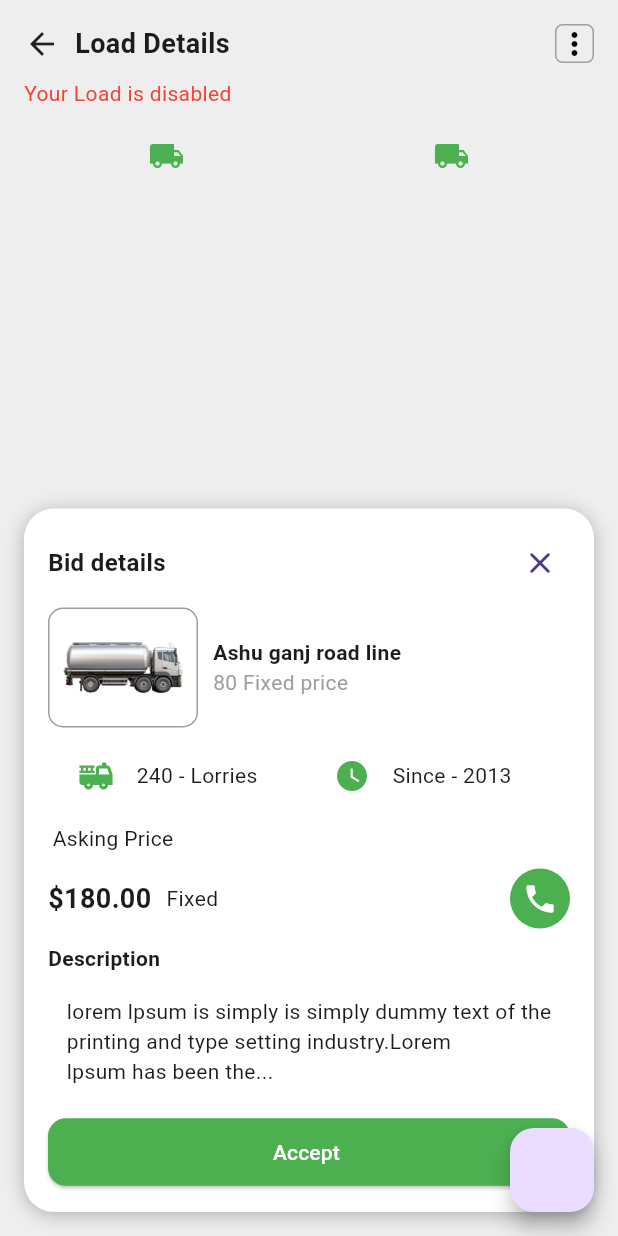
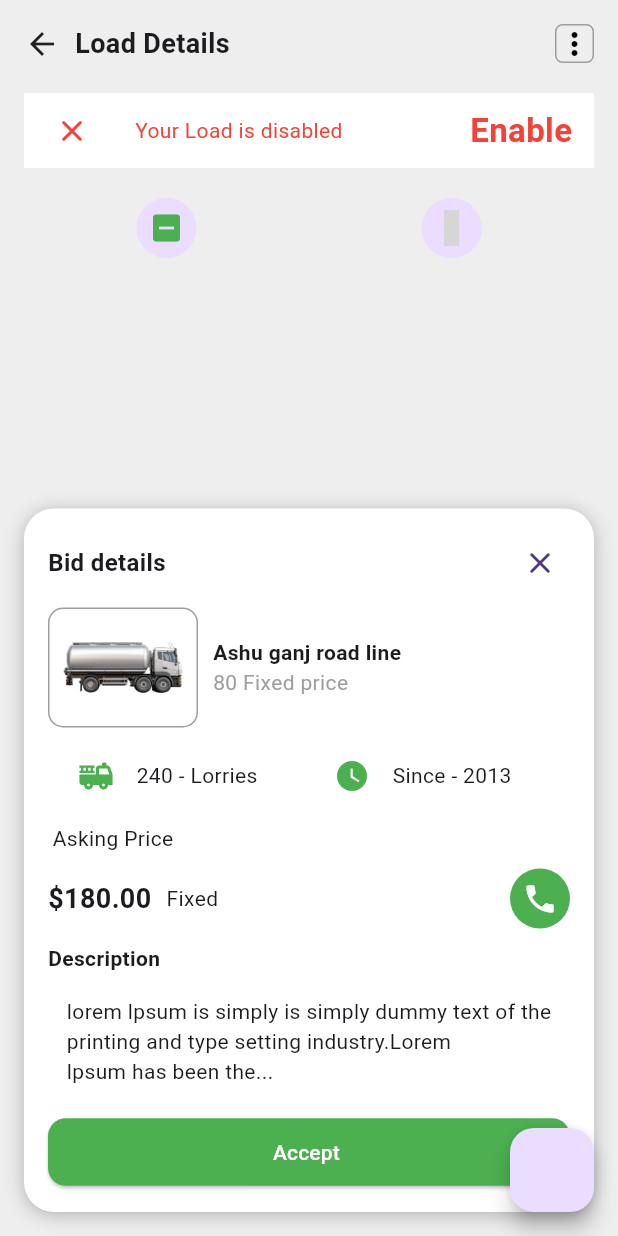
Before and after one commit to Ahmad163563/day02project, a Flutter app: the Page6 screen opened directly, on a phone screen of 412 x 824 dp. Run offline on Flutter 3.47's test engine with Material 3 defaults, Android fonts, the phone set to English and light mode, and no system bars; statements that could not run were skipped; grey boxes are pictures that could not be loaded.

```diff
--- a/lib/main.dart
+++ b/lib/main.dart
@@ -23,7 +23,7 @@ class MyApp extends StatelessWidget {
         title: 'Flutter Demo',
         theme: ThemeData(
         ),
-        home: Page1()//Page6()//Page1()//Page3()//Page5()//Page4()//Page3()//Page2()//Page1() //Home(),
+        home: Page6()//Page1()//Page3()//Page5()//Page4()//Page3()//Page2()//Page1() //Home(),
     );
   }
 
--- a/lib/view/page 6.dart
+++ b/lib/view/page 6.dart
@@ -42,18 +42,32 @@ class _Page6State extends State<Page6> {
                            child: Icon(Icons.more_vert,color: Colors.black,))
                     ],
                   ),
-                  SizedBox(height: 10),
-                  Text(
-                    "Your Load is disabled",
-                    style: TextStyle(color: Colors.red),
+                  SizedBox(height: 20),
+                  Container(
+                    color: Colors.white,
+                    height: 50,
+                    width: double.infinity,
+                    child: Row(
+                      children: [
+                        SizedBox(width: 20,),
+                        Icon(Icons.close_rounded,color: Colors.red,),
+                        SizedBox(width: 30,),
+                        Text(
+                          "Your Load is disabled",
+                          style: TextStyle(color: Colors.red),
+                        ),
+                        SizedBox(width: 85,),
+                        Text('Enable',style: TextStyle(fontWeight: FontWeight.bold,fontSize: 22,color: Colors.red),)
+                      ],
+                    ),
                   ),
                   SizedBox(height: 20),
                   // Truck icons (dummy row)
                   Row(
                     mainAxisAlignment: MainAxisAlignment.spaceAround,
                     children: [
-                      Icon(Icons.local_shipping, color: Colors.green),
-                      Icon(Icons.local_shipping, color: Colors.green),
+                      CircleAvatar(child: Icon(Icons.indeterminate_check_box, color: Colors.green)),
+                       CircleAvatar(child: Icon(Icons., color: Colors.green)),
                     ],
                   ),
                 ],
```
